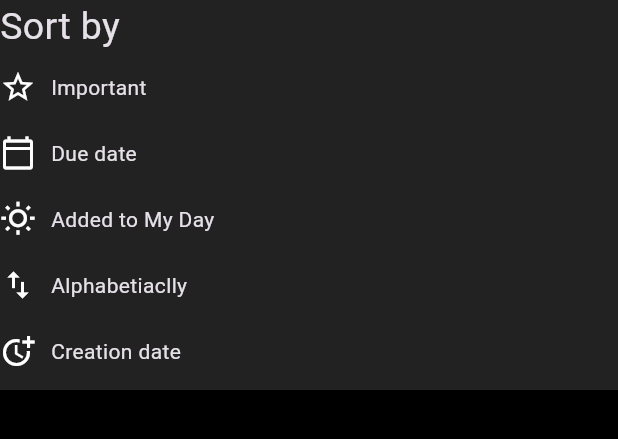
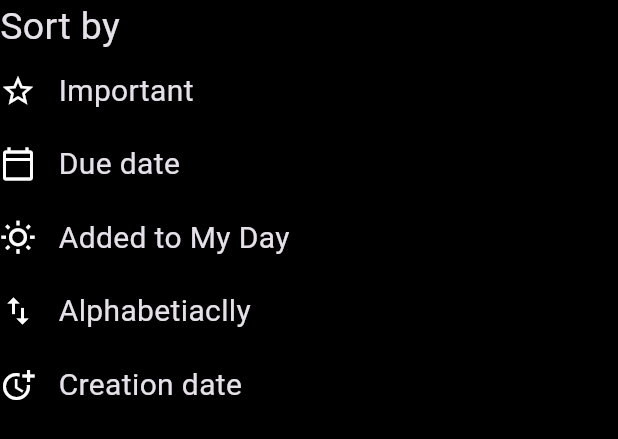
Before and after one commit to quangkyzzz/todo-app, a Flutter app: the BottomSheetItem widget shown alone on an empty page, opened directly, on a phone screen of 412 x 824 dp. Shown: the top 439 px of the screen. Run offline on Flutter 3.47's test engine with Material 3 defaults, Android fonts, the phone set to English and light mode, and no system bars.

Commit message:
update popup mennu

```diff
--- a/lib/Task/components/task_list_popup_menu.dart
+++ b/lib/Task/components/task_list_popup_menu.dart
@@ -19,6 +19,7 @@ class TaskListPopupMenu extends StatelessWidget {
         child: PopupItem(
           onTap: () {
             showModalBottomSheet(
+              constraints: const BoxConstraints(maxHeight: 350),
               isDismissible: true,
               enableDrag: true,
               context: context,
@@ -198,8 +199,11 @@ class PopupItem extends StatelessWidget {
         onTap: onTap,
         child: Row(children: [
           Icon(icon),
-          const SizedBox(width: 10),
-          Text(text),
+          const SizedBox(width: 15),
+          Text(
+            text,
+            style: const TextStyle(fontSize: 20),
+          ),
         ]),
       ),
     );
@@ -211,10 +215,7 @@ class BottomSheetItem extends StatelessWidget {
 
   @override
   Widget build(BuildContext context) {
-    return Container(
-      height: 260,
-      color: AppConfigs.backgroundGreyColor,
-      child: Column(
+    return Column(
       crossAxisAlignment: CrossAxisAlignment.start,
       children: [
         const Text(
@@ -248,7 +249,6 @@ class BottomSheetItem extends StatelessWidget {
           onTap: () {},
         ),
       ],
-      ),
     );
   }
 }
@@ -278,7 +278,9 @@ class NormalBottomSheetItem extends StatelessWidget {
             children: [
               const Spacer(),
               TextButton(
-                onPressed: () {},
+                onPressed: () {
+                  Navigator.pop(context);
+                },
                 child: const Text(
                   'Cancel',
                   style: TextStyle(fontSize: 20),
```
Also changed, not shown: lib/My_day/my_day_view.dart (+83 -2 lines). Lines whose indentation alone changed are shown as unchanged.
